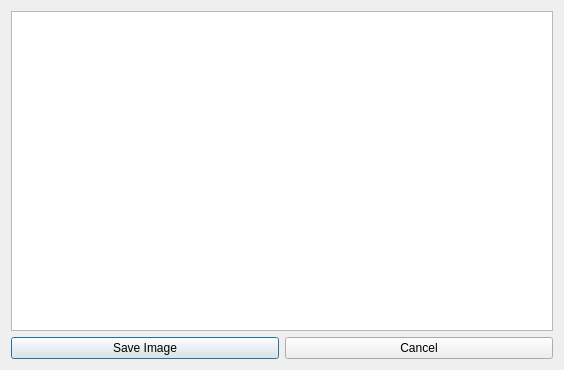
First picture: the form in galeria_zdjec/Project/App/cropped_image.ui, repository starzykbartlomiej/photo_gallery, before the edit.
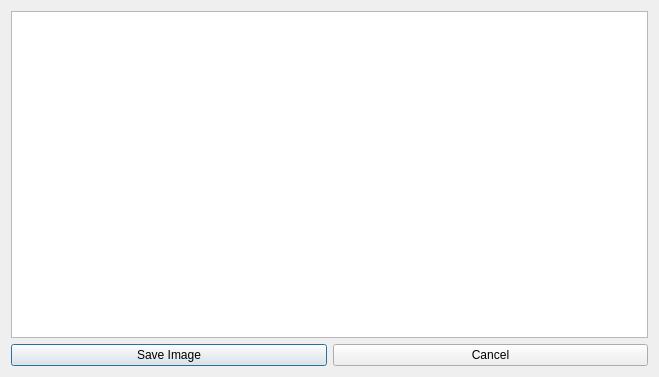
Second picture: the form after the edit.

```diff
--- a/galeria_zdjec/Project/App/cropped_image.ui
+++ b/galeria_zdjec/Project/App/cropped_image.ui
@@ -6,8 +6,8 @@
    <rect>
     <x>0</x>
     <y>0</y>
-    <width>564</width>
-    <height>370</height>
+    <width>659</width>
+    <height>377</height>
    </rect>
   </property>
   <property name="windowTitle">
```
